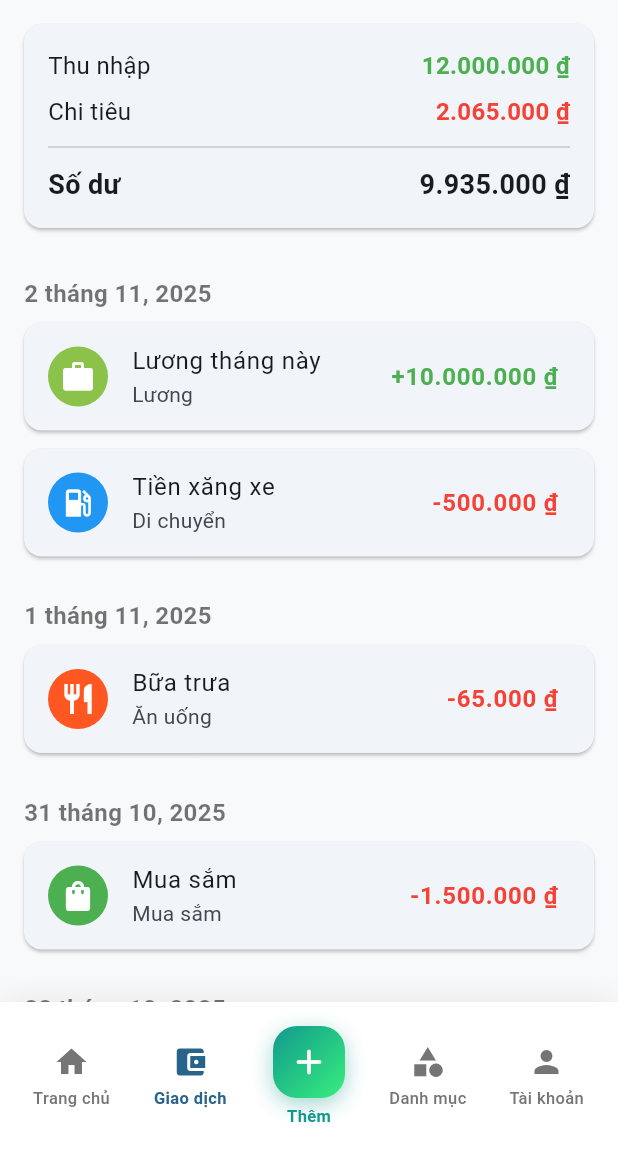
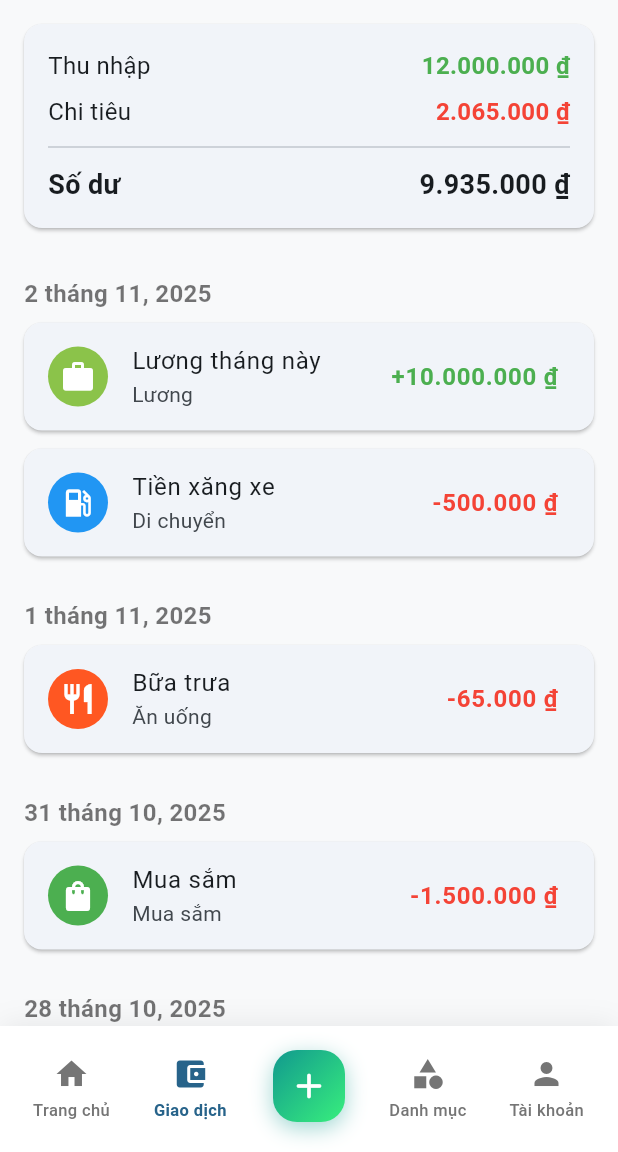
Before and after one commit to AndrewNguyenITVN/Abacus, a Flutter app: the BottomNavBarScreen screen opened by its route, item 2 of the bottom bar chosen, on a phone screen of 412 x 824 dp, the part 84-1236 px from its top. Run offline on Flutter 3.47's test engine with Material 3 defaults, Android fonts, the phone set to English and light mode, and no system bars; our stand-ins replace flutter_dotenv, go_router, pocketbase, shared_preferences; accounts and stored records are empty.

```diff
--- a/lib/ui/bottom_nav_bar_screen.dart
+++ b/lib/ui/bottom_nav_bar_screen.dart
@@ -165,15 +165,7 @@ class _BottomNavBarScreenState extends State<BottomNavBarScreen> {
                 size: 28,
               ),
             ),
-            const SizedBox(height: 4),
-            Text(
-              'Thêm',
-              style: TextStyle(
-                fontSize: 11,
-                fontWeight: FontWeight.w600,
-                color: const Color(0xFF11998e),
-              ),
-            ),
+            const SizedBox(height: 4)
           ],
         ),
       ),
```
